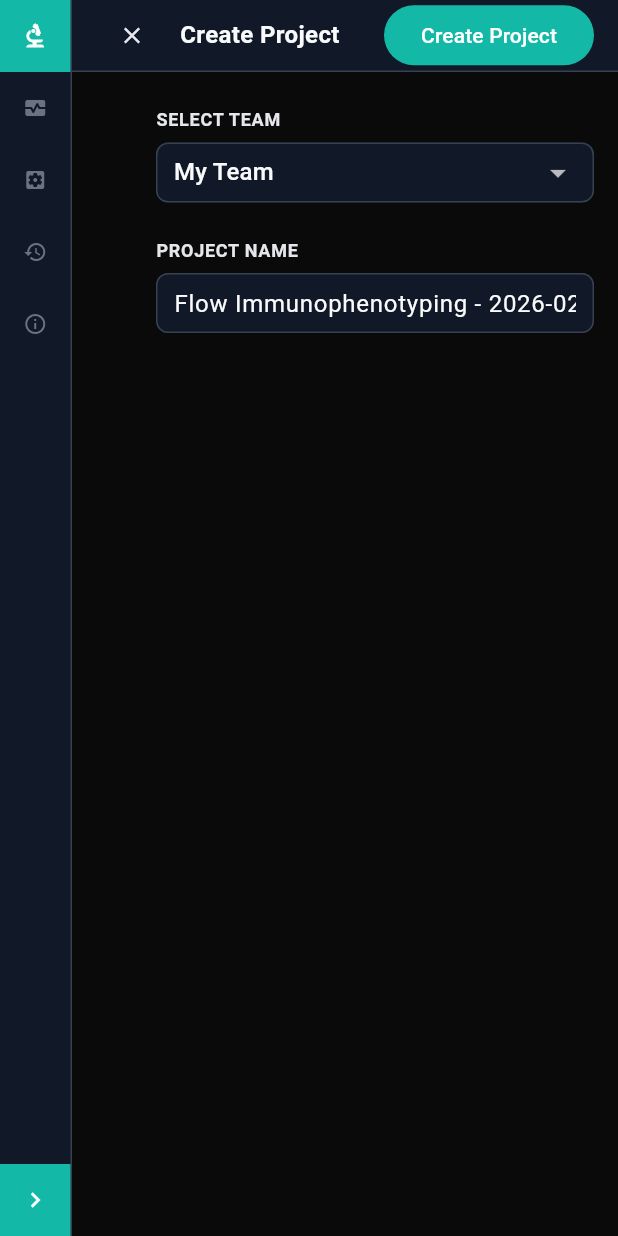
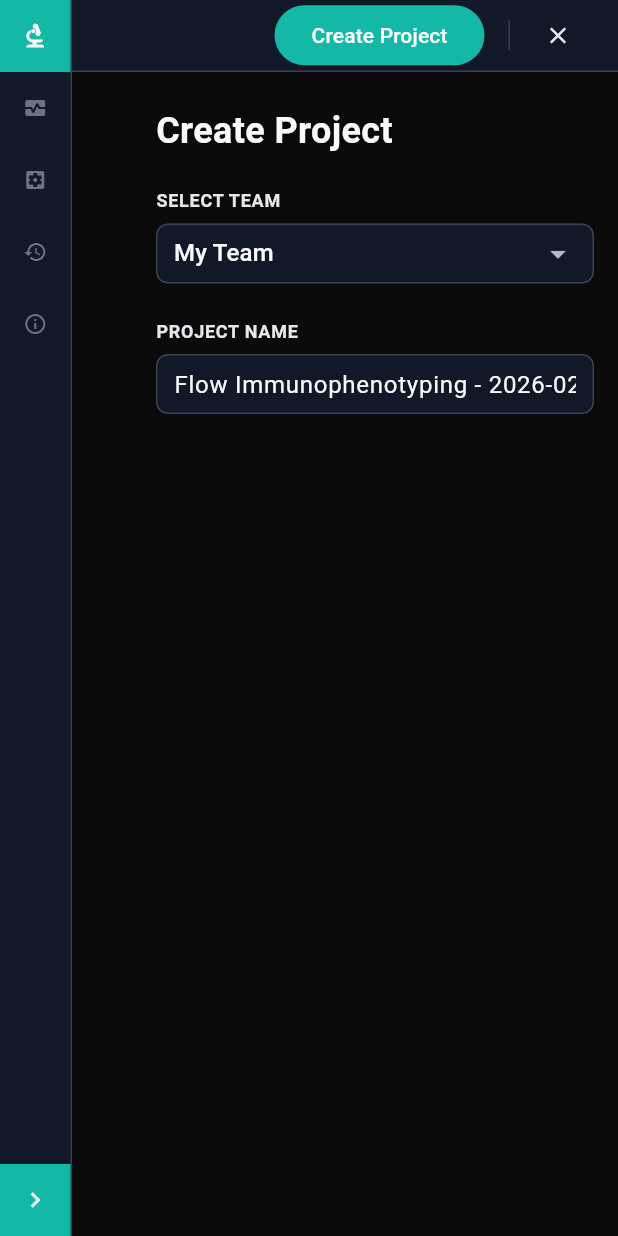
Before and after one commit to tercen/immunophenotyping_v3_webapp_operator, a Flutter app: the screen it shows after launch, after a tap on the "dark mode" icon, after a tap on the "chevron left" icon, on a phone screen of 412 x 824 dp. Run offline on Flutter 3.47's test engine with Material 3 defaults, Android fonts, the phone set to English and light mode, and no system bars; our stand-ins replace font_awesome_flutter, get_it, shared_preferences, web; missing offline and left inert: dart:js_interop, sci_tercen_client; Roboto replaces fonts that are missing (Fira Sans).

Commit message:
Bug #4: redesign header/content layout — title in content, Exit at far right
- HeaderPanel: removed title text; all action buttons right-aligned via Spacer;
  thin vertical divider separates action buttons from Exit which anchors at far right
- InputContent: h1 stage title added as first scrollable element (before stage widgets)
- DisplayContent: h1 run name added as first scrollable element (before section headings)
- Left content padding retained for aesthetic margin alignment with left panel

Co-Authored-By: Claude Sonnet 4.6 <noreply@anthropic.com>

```diff
--- a/lib/presentation/widgets/content_panel/display_content.dart
+++ b/lib/presentation/widgets/content_panel/display_content.dart
@@ -59,6 +59,13 @@ class DisplayContent extends StatelessWidget {
             child: Column(
             crossAxisAlignment: CrossAxisAlignment.start,
           children: [
+            // Run title
+            Text(
+              provider.headerHeading,
+              style: AppTextStyles.h1.copyWith(color: textPrimary),
+            ),
+            const SizedBox(height: AppSpacing.lg),
+
             // Error banner for error runs
             if (run.status == 'error' && result?.errorMessage != null)
               _ErrorBanner(
--- a/lib/presentation/widgets/content_panel/input_content.dart
+++ b/lib/presentation/widgets/content_panel/input_content.dart
@@ -23,6 +23,8 @@ class InputContent extends StatelessWidget {
     final provider = context.watch<AppStateProvider>();
     final isDark = context.watch<ThemeProvider>().isDarkMode;
     final bgColor = isDark ? AppColorsDark.background : AppColors.background;
+    final textPrimary =
+        isDark ? AppColorsDark.textPrimary : AppColors.textPrimary;
 
     return Container(
       color: bgColor,
@@ -30,12 +32,20 @@ class InputContent extends StatelessWidget {
         alignment: Alignment.topLeft,
         child: SingleChildScrollView(
           padding: EdgeInsets.only(
-            left: AppSpacing.md + 32 + AppSpacing.sm, // align with header title (past exit button)
+            left: AppSpacing.md + 32 + AppSpacing.sm,
             right: AppSpacing.md,
             top: AppSpacing.lg,
             bottom: AppSpacing.lg,
           ),
-          child: switch (provider.currentStage) {
+          child: Column(
+            crossAxisAlignment: CrossAxisAlignment.start,
+            children: [
+              Text(
+                provider.headerHeading,
+                style: AppTextStyles.h1.copyWith(color: textPrimary),
+              ),
+              const SizedBox(height: AppSpacing.lg),
+              switch (provider.currentStage) {
                 0 => _Stage0ProjectSetup(isDark: isDark),
                 1 => _Stage1UploadFcs(isDark: isDark),
                 2 => _Stage2UploadAnnotation(isDark: isDark),
@@ -43,6 +53,8 @@ class InputContent extends StatelessWidget {
                 4 => _Stage4AnalysisSettings(isDark: isDark),
                 _ => const SizedBox.shrink(),
               },
+            ],
+          ),
         ),
       ),
     );
--- a/lib/presentation/widgets/header_panel.dart
+++ b/lib/presentation/widgets/header_panel.dart
@@ -3,7 +3,6 @@ import 'package:provider/provider.dart';
 import '../../core/theme/app_colors.dart';
 import '../../core/theme/app_colors_dark.dart';
 import '../../core/theme/app_spacing.dart';
-import '../../core/theme/app_text_styles.dart';
 import '../providers/app_state_provider.dart';
 import '../providers/theme_provider.dart';
 
@@ -49,9 +48,6 @@ class HeaderPanel extends StatelessWidget {
     final isDark = context.watch<ThemeProvider>().isDarkMode;
     final bgColor = isDark ? AppColorsDark.surface : AppColors.surface;
     final borderColor = isDark ? AppColorsDark.border : AppColors.border;
-    final textPrimary =
-        isDark ? AppColorsDark.textPrimary : AppColors.textPrimary;
-
     return Container(
       height: AppSpacing.topBarHeight,
       decoration: BoxDecoration(
@@ -61,7 +57,15 @@ class HeaderPanel extends StatelessWidget {
       padding: const EdgeInsets.symmetric(horizontal: AppSpacing.md),
       child: Row(
         children: [
-          // Exit button — always visible, far left
+          // Push everything to the right
+          const Spacer(),
+          // Action buttons (dynamic, right-aligned)
+          ..._buildActions(provider, isDark),
+          // Divider separating actions from exit
+          const SizedBox(width: AppSpacing.md),
+          Container(width: 1, height: 20, color: borderColor),
+          const SizedBox(width: AppSpacing.sm),
+          // Exit button — always far right
           IconButton(
             onPressed: onExit,
             icon: Icon(Icons.close, size: 18, color: isDark ? AppColorsDark.textSecondary : AppColors.textSecondary),
@@ -70,15 +74,6 @@ class HeaderPanel extends StatelessWidget {
             padding: EdgeInsets.zero,
             constraints: const BoxConstraints(minWidth: 32, minHeight: 32),
           ),
-          const SizedBox(width: AppSpacing.sm),
-          Expanded(
-            child: Text(
-              provider.headerHeading,
-              style: AppTextStyles.h3.copyWith(color: textPrimary),
-              overflow: TextOverflow.ellipsis,
-            ),
-          ),
-          ..._buildActions(provider, isDark),
         ],
       ),
     );
```
Also changed, not shown: 3 other files. Lines whose indentation alone changed are shown as unchanged.
